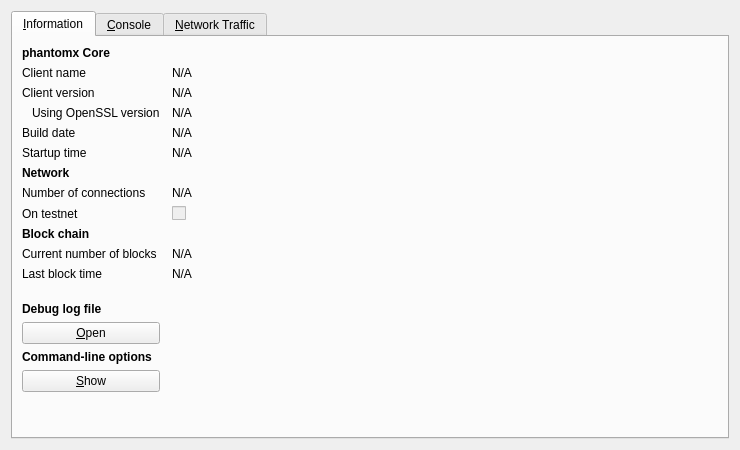
phantomxdev/phantomx, file src/qt/forms/rpcconsole.ui: the form before one commit.
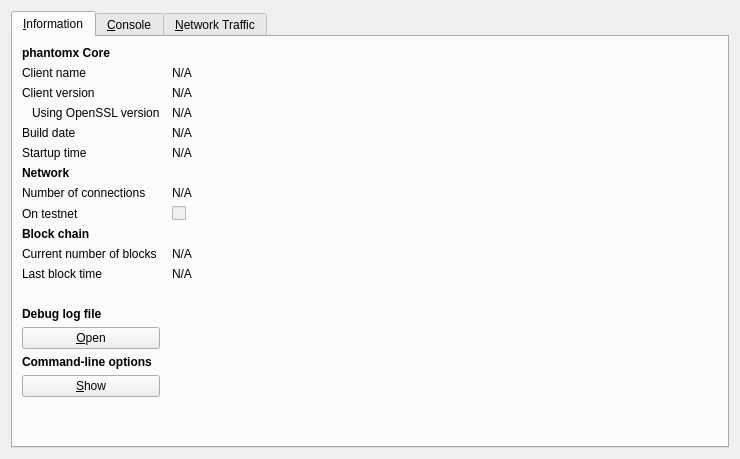
The form after the commit. Icons and pictures are not drawn. Custom widgets are drawn as their Qt base class.

Patch:
```diff
--- a/src/qt/forms/rpcconsole.ui
+++ b/src/qt/forms/rpcconsole.ui
@@ -7,7 +7,7 @@
     <x>0</x>
     <y>0</y>
     <width>740</width>
-    <height>450</height>
+    <height>459</height>
    </rect>
   </property>
   <property name="windowTitle">
```
